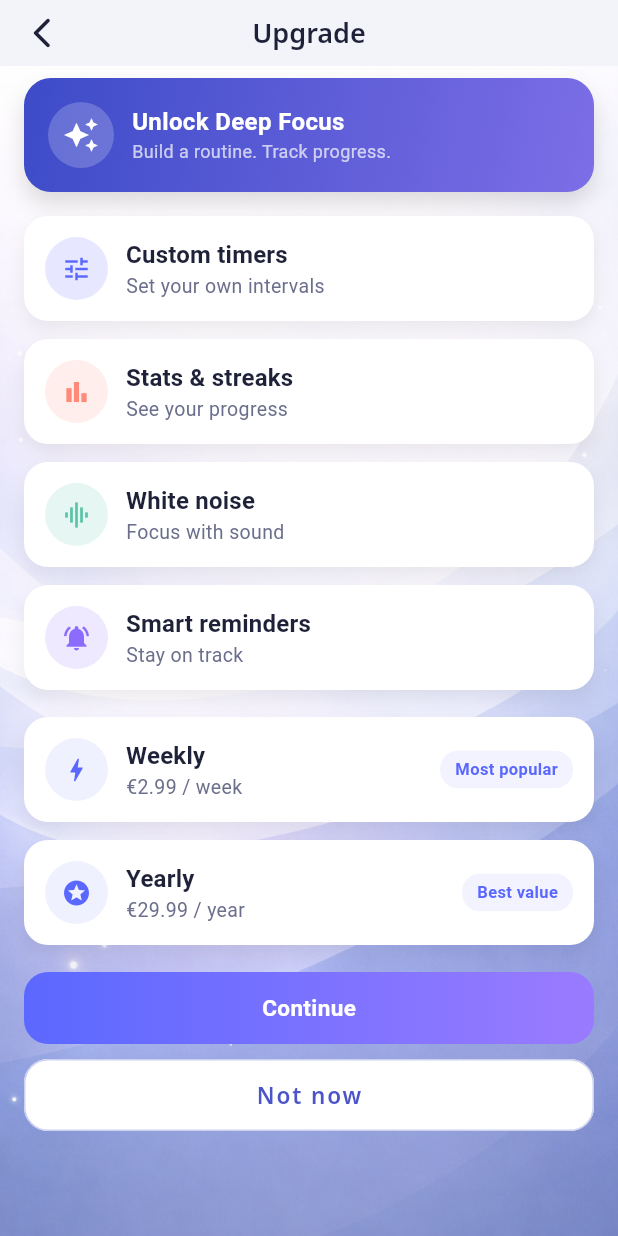
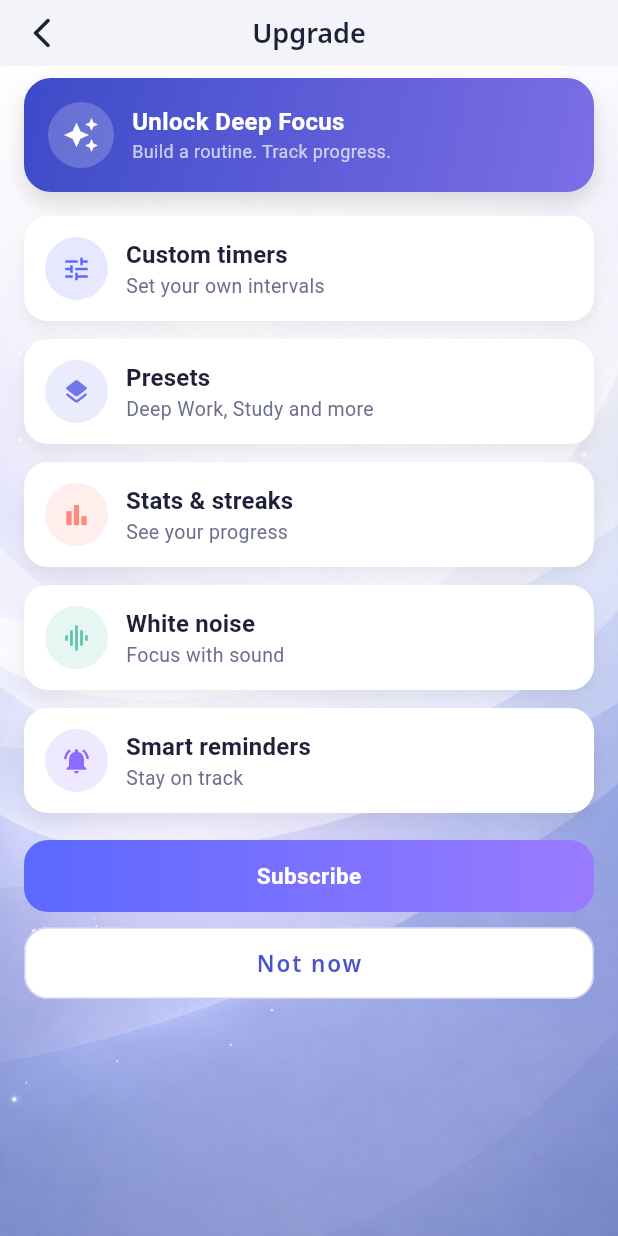
Before and after one commit to darkgorok/PomodoroApp, a Flutter app: the UpgradeScreen screen opened directly, on a phone screen of 412 x 824 dp. Run offline on Flutter 3.47's test engine with Material 3 defaults, Android fonts, the phone set to English and light mode, and no system bars; our stand-ins replace flutter_local_notifications, just_audio, shared_preferences, timezone; accounts and stored records are empty.

Commit message:
UI changes

```diff
--- a/lib/core/localization/app_localizations.dart
+++ b/lib/core/localization/app_localizations.dart
@@ -111,6 +111,7 @@ class AppLocalizations {
       'upgrade_subtitle': 'Build a routine. Track progress.',
       'custom_timers': 'Custom timers',
       'custom_timers_subtitle': 'Set your own intervals',
+      'presets_subtitle': 'Deep Work, Study and more',
       'stats_streaks': 'Stats & streaks',
       'stats_streaks_subtitle': 'See your progress',
       'white_noise': 'White noise',
@@ -123,7 +124,7 @@ class AppLocalizations {
       'price_yearly': '€29.99 / year',
       'most_popular': 'Most popular',
       'best_value': 'Best value',
-      'continue': 'Continue',
+      'continue': 'Subscribe',
       'not_now': 'Not now',
       'paywall_title': 'Unlock Your Full Potential',
       'paywall_subtitle': 'Get instant access to all premium features!',
@@ -223,6 +224,7 @@ class AppLocalizations {
       'upgrade_subtitle': 'Сформируй рутину. Отслеживай прогресс.',
       'custom_timers': 'Свои таймеры',
       'custom_timers_subtitle': 'Задай свои интервалы',
+      'presets_subtitle': 'Deep Work, Study и другие',
       'stats_streaks': 'Статистика и серии',
       'stats_streaks_subtitle': 'Смотри свой прогресс',
       'white_noise': 'Белый шум',
@@ -235,7 +237,7 @@ class AppLocalizations {
       'price_yearly': '€29.99 / год',
       'most_popular': 'Самый популярный',
       'best_value': 'Лучшая цена',
-      'continue': 'Продолжить',
+      'continue': 'Оформить подписку',
       'not_now': 'Не сейчас',
       'paywall_title': 'Раскрой свой потенциал',
       'paywall_subtitle': 'Мгновенный доступ ко всем премиум‑функциям!',
@@ -335,6 +337,7 @@ class AppLocalizations {
       'upgrade_subtitle': 'Побудуй рутину. Відстежуй прогрес.',
       'custom_timers': 'Власні таймери',
       'custom_timers_subtitle': 'Задай свої інтервали',
+      'presets_subtitle': 'Deep Work, Study та інші',
       'stats_streaks': 'Статистика і серії',
       'stats_streaks_subtitle': 'Дивись свій прогрес',
       'white_noise': 'Білий шум',
@@ -347,7 +350,7 @@ class AppLocalizations {
       'price_yearly': '€29.99 / рік',
       'most_popular': 'Найпопулярніший',
       'best_value': 'Найкраща ціна',
-      'continue': 'Продовжити',
+      'continue': 'Оформити підписку',
       'not_now': 'Не зараз',
       'paywall_title': 'Розкрий свій потенціал',
       'paywall_subtitle': 'Миттєвий доступ до всіх преміум‑функцій!',
--- a/lib/features/focus/ui/upgrade_screen.dart
+++ b/lib/features/focus/ui/upgrade_screen.dart
@@ -3,6 +3,7 @@ import 'package:flutter/material.dart';
 import '../../../core/localization/app_localizations.dart';
 import '../../../core/ui/back_swipe.dart';
 import '../components/primary_button.dart';
+import 'paywall_screen.dart';
 
 class UpgradeScreen extends StatelessWidget {
   const UpgradeScreen({super.key});
@@ -86,6 +87,13 @@ class UpgradeScreen extends StatelessWidget {
           ),
           const SizedBox(height: 12),
           _PerkTile(
+            icon: Icons.layers_rounded,
+            title: AppLocalizations.of(context).t('presets'),
+            subtitle: AppLocalizations.of(context).t('presets_subtitle'),
+            color: const Color(0xFF6F78E8),
+          ),
+          const SizedBox(height: 12),
+          _PerkTile(
             icon: Icons.bar_chart,
             title: AppLocalizations.of(context).t('stats_streaks'),
             subtitle: AppLocalizations.of(context).t('stats_streaks_subtitle'),
@@ -106,23 +114,11 @@ class UpgradeScreen extends StatelessWidget {
             color: const Color(0xFF8C6BFF),
           ),
           const SizedBox(height: 18),
-          _PlanCard(
-            title: AppLocalizations.of(context).t('weekly'),
-            price: AppLocalizations.of(context).t('price_weekly'),
-            badge: AppLocalizations.of(context).t('most_popular'),
-            icon: Icons.bolt,
-          ),
-          const SizedBox(height: 12),
-          _PlanCard(
-            title: AppLocalizations.of(context).t('yearly'),
-            price: AppLocalizations.of(context).t('price_yearly'),
-            badge: AppLocalizations.of(context).t('best_value'),
-            icon: Icons.stars,
-          ),
-          const SizedBox(height: 18),
           PrimaryButton(
             label: AppLocalizations.of(context).t('continue'),
-            onPressed: () => Navigator.of(context).pop(),
+            onPressed: () => Navigator.of(context).push(
+              MaterialPageRoute(builder: (_) => const PaywallScreen()),
+            ),
           ),
           const SizedBox(height: 10),
           PrimaryButton(
@@ -193,74 +189,3 @@ class _PerkTile extends StatelessWidget {
     );
   }
 }
-
-class _PlanCard extends StatelessWidget {
-  const _PlanCard({
-    required this.title,
-    required this.price,
-    required this.badge,
-    required this.icon,
-  });
-
-  final String title;
-  final String price;
-  final String badge;
-  final IconData icon;
-
-  @override
-  Widget build(BuildContext context) {
-    return Container(
-      padding: const EdgeInsets.all(14),
-      decoration: BoxDecoration(
-        color: Colors.white,
-        borderRadius: BorderRadius.circular(16),
-        boxShadow: const [
-          BoxShadow(
-            color: Color(0x12000000),
-            blurRadius: 10,
-            offset: Offset(0, 6),
-          ),
-        ],
-      ),
-      child: Row(
-        children: [
-          Container(
-            width: 42,
-            height: 42,
-            decoration: const BoxDecoration(
-              shape: BoxShape.circle,
-              color: Color(0xFFF0F1FE),
-            ),
-            child: Icon(icon, color: const Color(0xFF5B68FF), size: 20),
-          ),
-          const SizedBox(width: 12),
-          Expanded(
-            child: Column(
-              crossAxisAlignment: CrossAxisAlignment.start,
-              children: [
-                Text(title, style: Theme.of(context).textTheme.titleMedium),
-                const SizedBox(height: 4),
-                Text(price, style: Theme.of(context).textTheme.bodyMedium),
-              ],
-            ),
-          ),
-          Container(
-            padding: const EdgeInsets.symmetric(horizontal: 10, vertical: 6),
-            decoration: BoxDecoration(
-              color: const Color(0xFFF2F3FF),
-              borderRadius: BorderRadius.circular(12),
-            ),
-            child: Text(
-              badge,
-              style: const TextStyle(
-                color: Color(0xFF5B68FF),
-                fontSize: 11,
-                fontWeight: FontWeight.w600,
-              ),
-            ),
-          ),
-        ],
-      ),
-    );
-  }
-}
```
Also changed, not shown: lib/features/focus/components/progress_ring.dart (+15 -10 lines), lib/features/focus/ui/home_screen.dart (+23 -4 lines), lib/features/focus/ui/timer_screen.dart (+7 -4 lines), lib/features/settings/ui/settings_screen.dart (+108 -38 lines).
